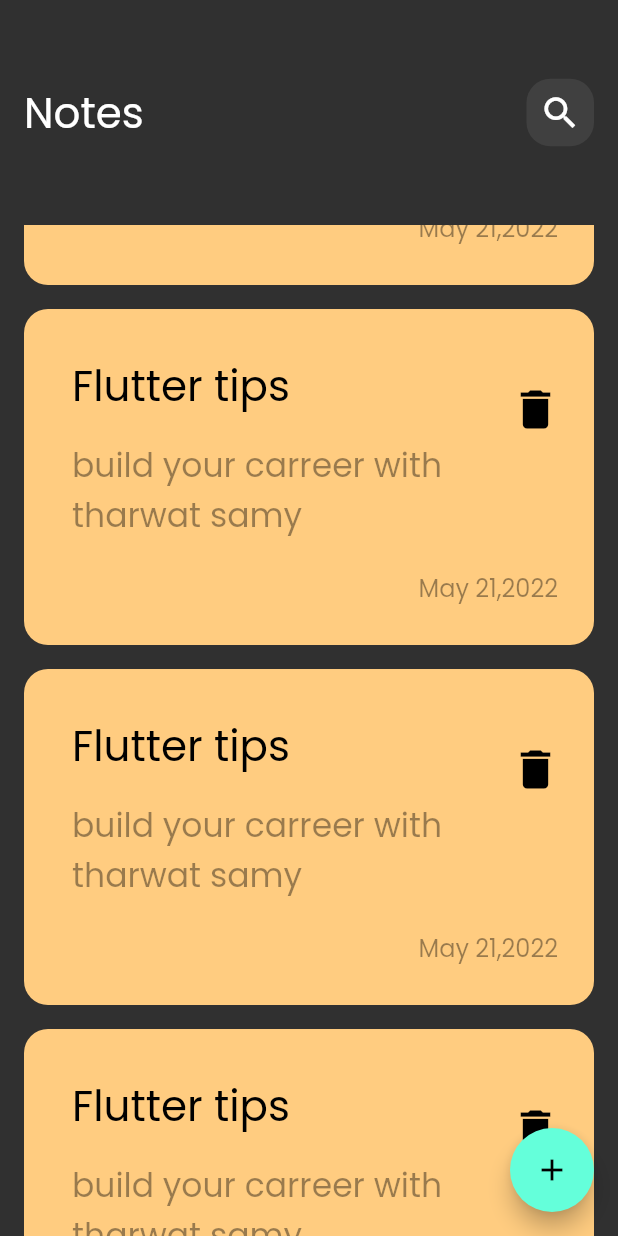
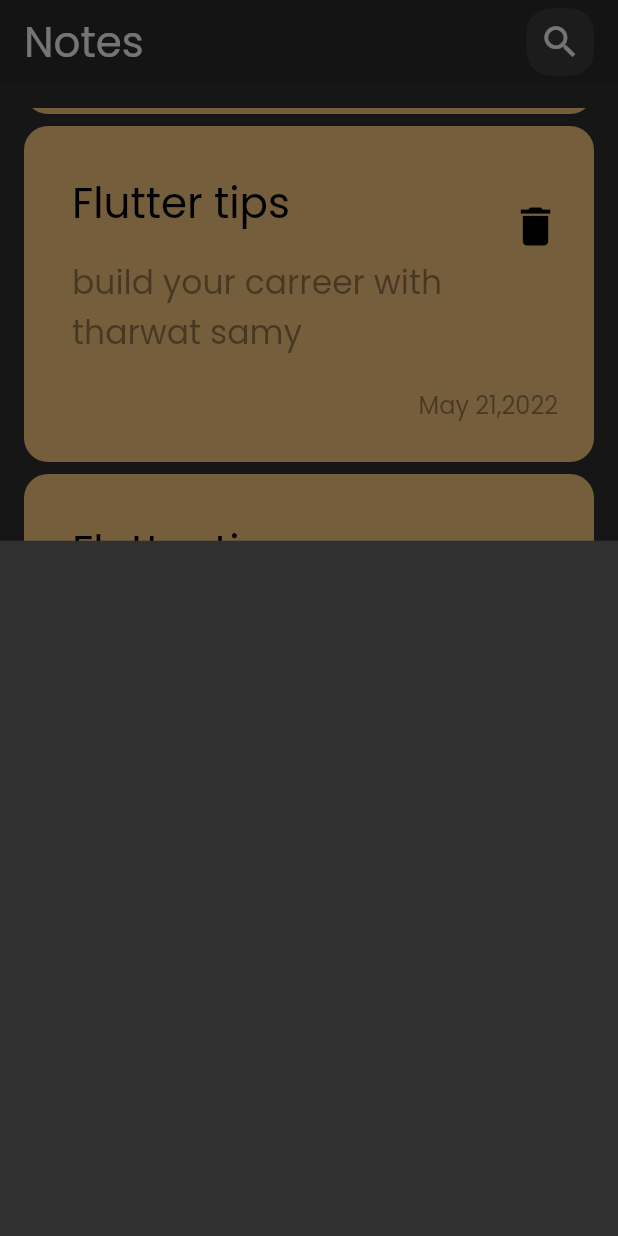
Before and after one commit to HamzaLahmedi/notes_app_flutter, a Flutter app: the screen it shows after launch, scrolled down 1152 dp, after a tap on the "add" icon, on a phone screen of 412 x 824 dp. Run offline on Flutter 3.47's test engine with Material 2 defaults, Android fonts, the phone set to English and light mode, and no system bars.

Commit message:
show modal buttom sheet

```diff
--- a/lib/views/notes_view.dart
+++ b/lib/views/notes_view.dart
@@ -1,4 +1,5 @@
 import 'package:flutter/material.dart';
+import 'package:notes_app/widgets/note_modal_bottum_sheet.dart';
 
 import '../widgets/notes_view_body.dart';
 
@@ -9,7 +10,11 @@ class NotesView extends StatelessWidget {
   Widget build(BuildContext context) {
     return Scaffold(
       floatingActionButton: FloatingActionButton(
-        onPressed: () {},
+        onPressed: () {
+          showModalBottomSheet(context: context, builder: (context){
+            return const ModalButtomSheet();
+          });
+        },
         child: const Icon(Icons.add),
       ),
       body: const NotesViewBody(),
--- a/lib/widgets/custom_app_bar.dart
+++ b/lib/widgets/custom_app_bar.dart
@@ -7,10 +7,9 @@ class CustomAppBar extends StatelessWidget {
   @override
   Widget build(BuildContext context) {
     return const Row(
-
       children: [
         SizedBox(
-          height: 150,
+          height: 175,
         ),
         Text(
           'Notes',
@@ -20,10 +19,7 @@ class CustomAppBar extends StatelessWidget {
         ),
         Spacer(),
         CustomSearchIcon(),
-
-
       ],
-
     );
   }
 }
--- a/lib/widgets/custom_note_item.dart
+++ b/lib/widgets/custom_note_item.dart
@@ -16,7 +16,7 @@ class CustomNoteItem extends StatelessWidget {
         borderRadius: BorderRadius.circular(16),
       ),
       child: Column(
-        crossAxisAlignment: CrossAxisAlignment.end,
+       crossAxisAlignment: CrossAxisAlignment.end,
         children: [
           ListTile(
             title: const Text(
--- /dev/null
+++ b/lib/widgets/note_modal_bottum_sheet.dart
@@ -0,0 +1,10 @@
+import 'package:flutter/material.dart';
+
+class ModalButtomSheet extends StatelessWidget {
+  const ModalButtomSheet({super.key});
+
+  @override
+  Widget build(BuildContext context) {
+    return Container();
+  }
+}
--- a/lib/widgets/notes_view_body.dart
+++ b/lib/widgets/notes_view_body.dart
@@ -7,14 +7,16 @@ class NotesViewBody extends StatelessWidget {
 
   @override
   Widget build(BuildContext context) {
-    return const Scaffold(
-      body: Padding(
-        padding: EdgeInsets.symmetric(horizontal: 16),
-        child: Column(
-          children: [
-            CustomAppBar(),
-            Expanded(child: NotesListView()),
-          ],
+    return  Scaffold(
+      appBar: AppBar(
+        title: const CustomAppBar(),
+        elevation: 0,
+        backgroundColor: Colors.black.withOpacity(0.1),
+     ),
+      body: const Padding(
+        padding: EdgeInsets.symmetric(horizontal: 16,vertical: 16),
+        child: Expanded(
+          child: NotesListView(),
         ),
       ),
     );
--- a/lib/widgets/notes_view_list.dart
+++ b/lib/widgets/notes_view_list.dart
@@ -6,11 +6,13 @@ class NotesListView extends StatelessWidget {
 
   @override
   Widget build(BuildContext context) {
-    return ListView.builder(itemBuilder: (context,index){
-      return const Padding(
-        padding:  EdgeInsets.symmetric(vertical: 8),
-        child: CustomNoteItem(),
-      );
-    });
+    return ListView.builder(
+        padding: EdgeInsets.zero,
+        itemBuilder: (context, index) {
+          return const Padding(
+            padding:  EdgeInsets.symmetric(vertical: 4),
+            child: CustomNoteItem(),
+          );
+        });
   }
 }
```
